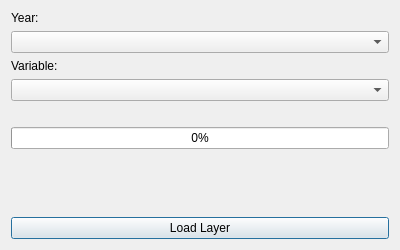
Qt form dialog.ui (nlebovits/censo-argentino-qgis) before a commit.
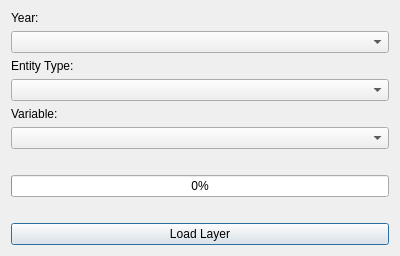
The same form after that commit.

Commit message: Add entity type filtering and fix data querying issues

The edit to the form file:
```diff
--- a/dialog.ui
+++ b/dialog.ui
@@ -24,6 +24,16 @@
    <item>
     <widget class="QComboBox" name="comboYear"/>
    </item>
+   <item>
+    <widget class="QLabel" name="label_3">
+     <property name="text">
+      <string>Entity Type:</string>
+     </property>
+    </widget>
+   </item>
+   <item>
+    <widget class="QComboBox" name="comboEntityType"/>
+   </item>
    <item>
     <widget class="QLabel" name="label_2">
      <property name="text">
```
The commit also changes 2 other files.
